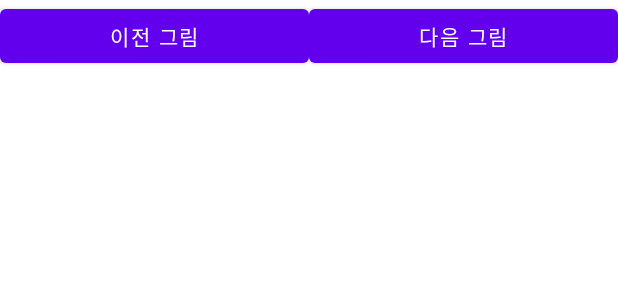
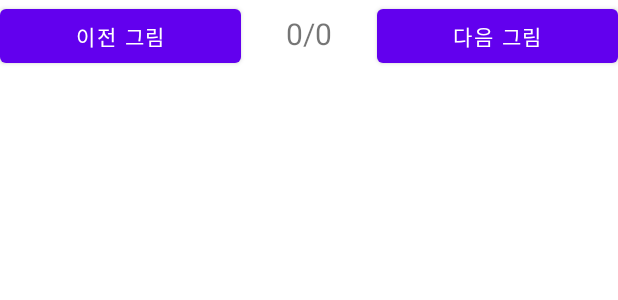
Before and after one commit to ricerich/ch08_all, an Android app: the layout activity_main.xml on its own in the app's theme, with its tools: preview values and no code run, on a phone screen of 412 x 824 dp. Shown: the top 300 px of the screen. Run offline under Robolectric (Android 15) with nearby library versions, the phone set to English and light mode, and no system bars.

Commit message:
8장 명화 문제풀이까지 전부 끝

```diff
--- a/ex03_picture_sdcard/src/main/res/layout/activity_main.xml
+++ b/ex03_picture_sdcard/src/main/res/layout/activity_main.xml
@@ -16,6 +16,15 @@
             android:layout_weight="1"
             android:text=" 이전 그림 " />
 
+        <TextView
+            android:id="@+id/tv1"
+            android:layout_width="wrap_content"
+            android:layout_height="wrap_content"
+            android:layout_weight="1"
+            android:text="0/0"
+            android:textSize="20dp"
+            android:gravity="center"/>
+
         <Button
             android:id="@+id/btnNext"
             android:layout_width="wrap_content"
```
Also changed, not shown: ex03_picture_sdcard/src/main/java/com/example/ex03_picture_sdcard/MainActivity.kt (+20 -9 lines).
